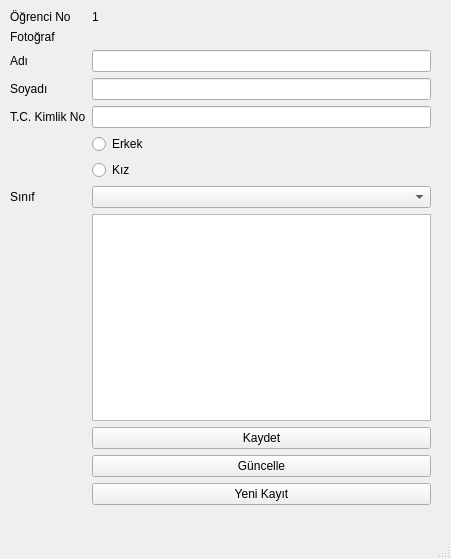
The window that Ogrenci.ui (ibrahimediz/ogrenciOtomasyon) describes before a commit, drawn with Qt 5.
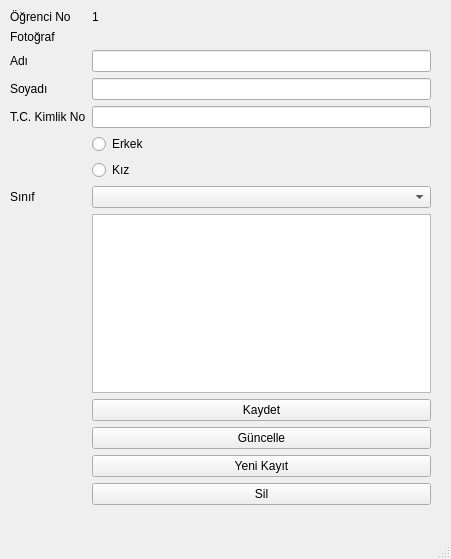
The same window after the commit.

```diff
--- a/Ogrenci.ui
+++ b/Ogrenci.ui
@@ -123,6 +123,13 @@
        </property>
       </widget>
      </item>
+     <item row="13" column="1">
+      <widget class="QPushButton" name="btSil">
+       <property name="text">
+        <string>Sil</string>
+       </property>
+      </widget>
+     </item>
     </layout>
    </widget>
   </widget>
```
